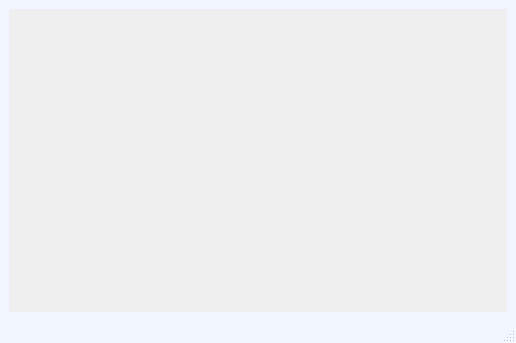
Before: the Qt Designer form src/view/editorwindow.ui in xcerv/icp-project, drawn with Qt 5.
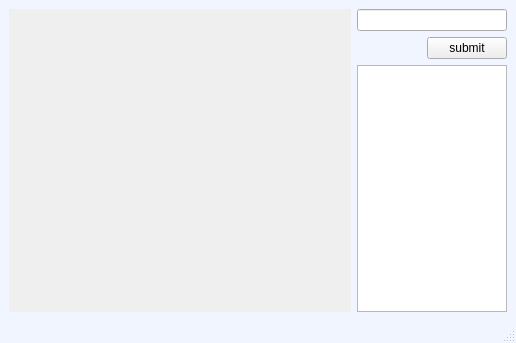
After: the same form once the commit is applied. Icons and pictures are not drawn.

Commit message: feat: changed layout of editor window, added output and input fields

Diff of the .ui file:
```diff
--- a/src/view/editorwindow.ui
+++ b/src/view/editorwindow.ui
@@ -102,8 +102,10 @@
 </string>
   </property>
   <widget class="QWidget" name="centralwidget">
-   <layout class="QGridLayout" name="gridLayout_2">
+   <layout class="QGridLayout" name="gridLayout_2" columnstretch="7,2">
     <item row="0" column="0">
+     <layout class="QVBoxLayout" name="verticalLayout">
+      <item>
      <widget class="QScrollArea" name="workAreaScroll">
       <property name="frameShape">
        <enum>QFrame::NoFrame</enum>
@@ -122,13 +124,56 @@
         <rect>
          <x>0</x>
          <y>0</y>
-         <width>498</width>
-         <height>279</height>
+           <width>338</width>
+           <height>277</height>
         </rect>
        </property>
        <layout class="QGridLayout" name="gridLayout"/>
       </widget>
      </widget>
+      </item>
+     </layout>
+    </item>
+    <item row="0" column="1">
+     <layout class="QVBoxLayout" name="verticalLayout_2">
+      <item>
+       <widget class="QLineEdit" name="inputEdit">
+        <property name="minimumSize">
+         <size>
+          <width>150</width>
+          <height>0</height>
+         </size>
+        </property>
+       </widget>
+      </item>
+      <item>
+       <layout class="QHBoxLayout" name="horizontalLayout">
+        <item>
+         <spacer name="horizontalSpacer">
+          <property name="orientation">
+           <enum>Qt::Horizontal</enum>
+          </property>
+          <property name="sizeHint" stdset="0">
+           <size>
+            <width>40</width>
+            <height>20</height>
+           </size>
+          </property>
+         </spacer>
+        </item>
+        <item>
+         <widget class="QPushButton" name="submitBtn">
+          <property name="text">
+           <string>submit</string>
+          </property>
+         </widget>
+        </item>
+       </layout>
+      </item>
+      <item>
+       <widget class="QPlainTextEdit" name="outputField"/>
+      </item>
+     </layout>
     </item>
    </layout>
   </widget>
```
Lines whose indentation alone changed are shown as unchanged. The commit also changes 3 other files.
